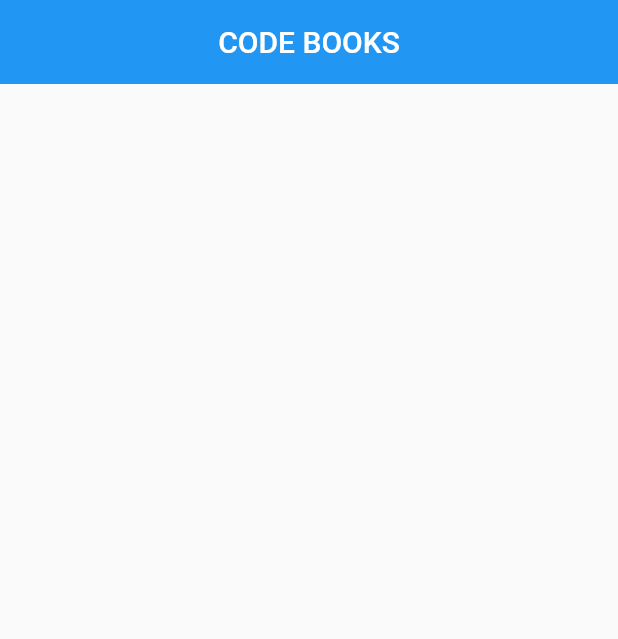
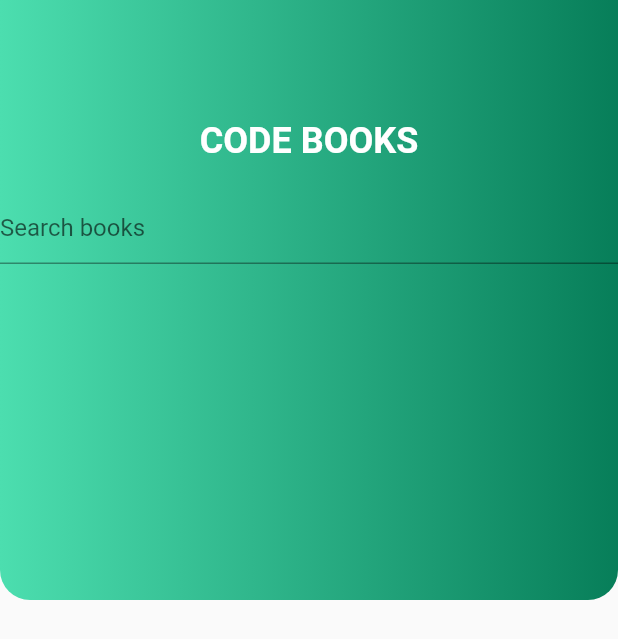
Before and after one commit to Nathan-Kimutai/codebooks, a Flutter app: the screen it shows after launch, on a phone screen of 412 x 824 dp. Shown: the top 639 px of the screen. Run offline on Flutter 3.47's test engine with Material 2 defaults, Android fonts, the phone set to English and light mode, and no system bars; network calls fail.

Commit message:
Adding the border radius to the container

```diff
--- a/lib/screens/home_page.dart
+++ b/lib/screens/home_page.dart
@@ -1,4 +1,5 @@
 import 'package:codebooks/service/get_new_books.dart';
+import 'package:codebooks/utils/top_clipper.dart';
 import 'package:flutter/material.dart';
 
 class HomePage extends StatefulWidget {
@@ -23,30 +24,58 @@ class _HomePageState extends State<HomePage> {
   @override
   Widget build(BuildContext context) {
     return Scaffold(
-        appBar: AppBar(
-          title: Text("CODE BOOKS"),
-          elevation: 0.0,
-          centerTitle: true,
-        ),
-        body: Center(
-          child: ListView(
-            children: _books.map((book) => BookWidget(book)).toList(),
-          ),
-        ));
+      body: Column(
+        children: <Widget>[TopPart()],
+      ),
+    );
   }
 }
 
-class BookWidget extends StatelessWidget {
-  final Book _books;
-  BookWidget(this._books);
+class TopPart extends StatefulWidget {
+  @override
+  _TopPartState createState() => _TopPartState();
+}
+
+class _TopPartState extends State<TopPart> {
   @override
   Widget build(BuildContext context) {
-    return ListTile(
-      leading: CircleAvatar(
-        child: Image.network(_books.image),
-      ),
-      title: Text(_books.title),
-      subtitle: Text(_books.subtitle),
+    return Stack(
+      children: <Widget>[
+        ClipPath(
+          clipper: TopClipper(),
+          child: Container(
+            height: 400,
+            width: MediaQuery.of(context).size.width,
+            decoration: BoxDecoration(
+                borderRadius: BorderRadius.only(
+                    bottomLeft: Radius.circular(20),
+                    bottomRight: Radius.circular(20)),
+                gradient: LinearGradient(
+                    colors: [Color(0XFF4CDEAF), Color(0XFF077e59)])),
+            // color: Color(0xFF4CDEAF),
+            child: Column(
+              children: <Widget>[
+                Container(
+                  padding: EdgeInsets.only(top: 80),
+                  child: Text(
+                    "CODE BOOKS",
+                    style: TextStyle(
+                        color: Colors.white,
+                        fontSize: 24,
+                        fontWeight: FontWeight.bold),
+                  ),
+                ),
+                SizedBox(
+                  height: 20,
+                ),
+                TextField(
+                  decoration: InputDecoration(hintText: "Search books"),
+                )
+              ],
+            ),
+          ),
+        )
+      ],
     );
   }
 }
```
